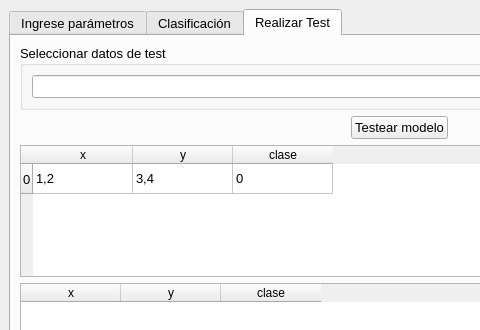
This is window.ui in gabrielhruza/iatpi as Qt 5 draws it before an edit; both pictures show x 0 to 480 and y 0 to 330 of the 800 by 600 pixel window. The edited form follows.
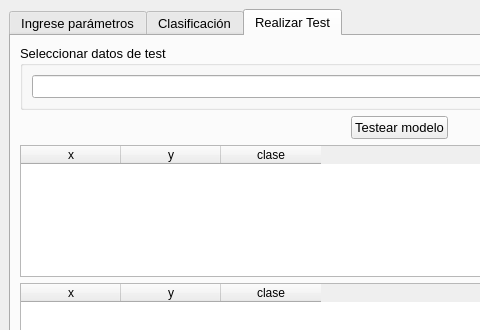
This is the edited form. Custom widgets are drawn as their Qt base class.

```diff
--- a/window.ui
+++ b/window.ui
@@ -152,11 +152,6 @@
         </item>
         <item>
          <widget class="QTableWidget" name="corr_tableWidget">
-          <row>
-           <property name="text">
-            <string>0</string>
-           </property>
-          </row>
           <column>
            <property name="text">
             <string>x</string>
@@ -172,21 +167,6 @@
             <string>clase</string>
            </property>
           </column>
-          <item row="0" column="0">
-           <property name="text">
-            <string>1,2</string>
-           </property>
-          </item>
-          <item row="0" column="1">
-           <property name="text">
-            <string>3,4</string>
-           </property>
-          </item>
-          <item row="0" column="2">
-           <property name="text">
-            <string>0</string>
-           </property>
-          </item>
          </widget>
         </item>
         <item>
```
